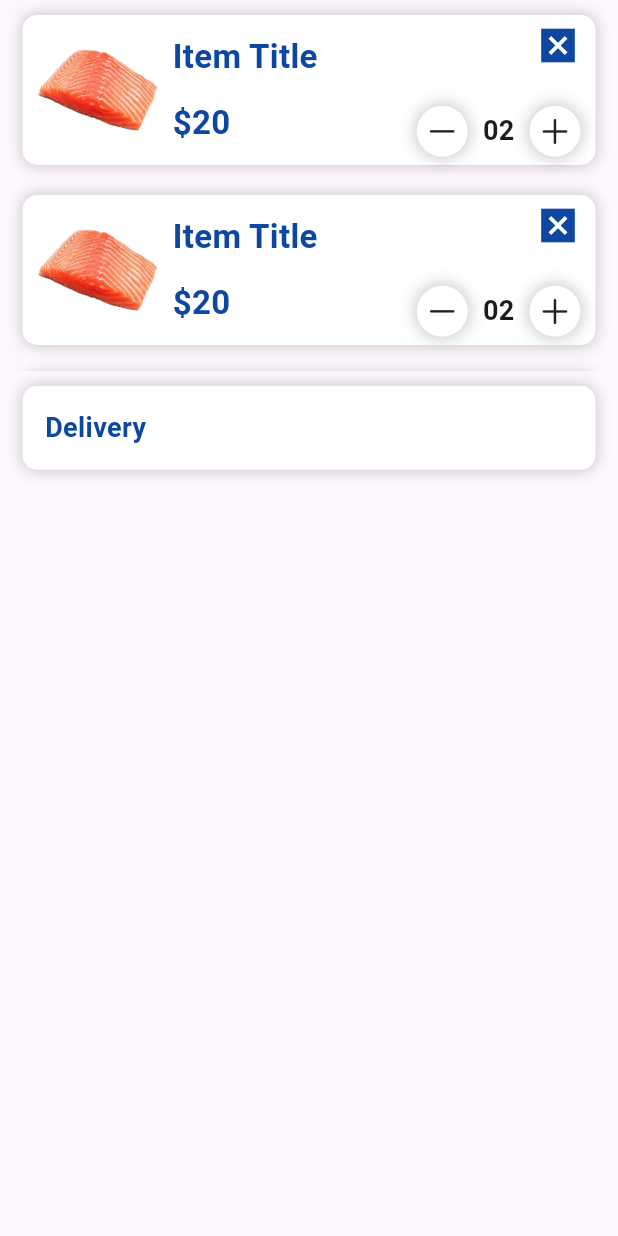
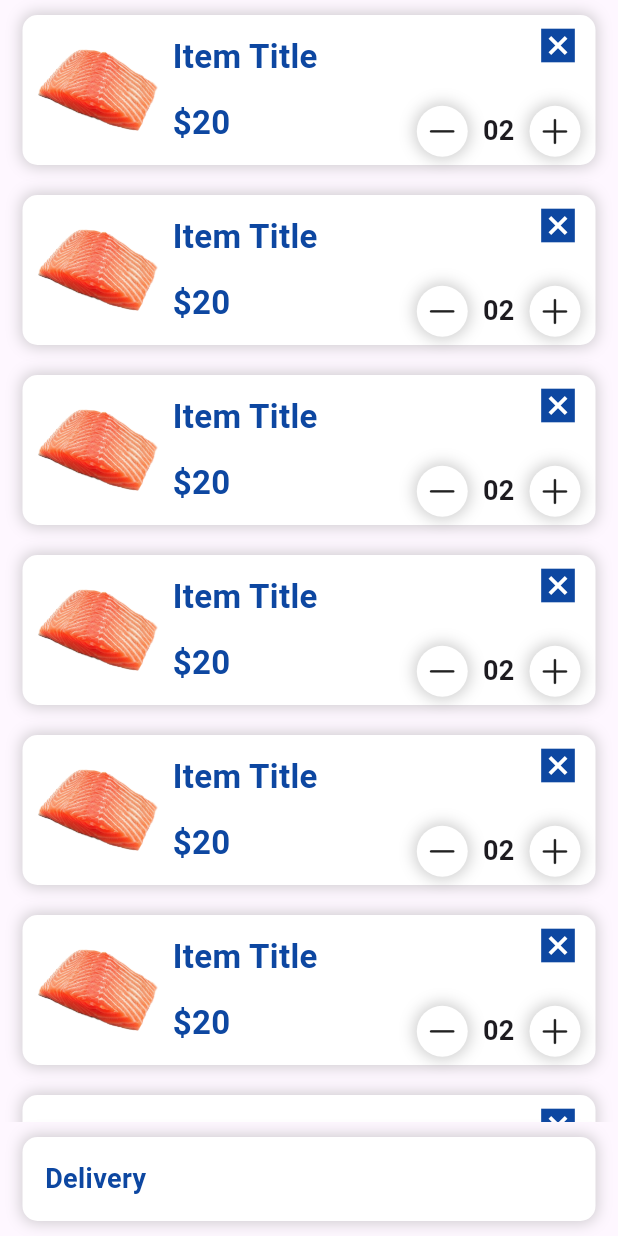
Before and after one commit to qotibaeiad/bring, a Flutter app: the BottomCartSheet widget shown alone on an empty page, opened directly, on a phone screen of 412 x 824 dp. Run offline on Flutter 3.47's test engine with Material 3 defaults, Android fonts, the light colour scheme and no system bars; our stand-ins replace socket_io_client; missing offline and left inert: side_sheet, side_sheet_material3; accounts and stored records are empty; network calls fail.

Commit message:
final side sheet fix

```diff
--- a/lib/widget/BottomBar.dart
+++ b/lib/widget/BottomBar.dart
@@ -1,4 +1,3 @@
-import 'package:flutter/cupertino.dart';
 import 'package:flutter/material.dart';
 
 class BottomBar extends StatelessWidget {
--- a/lib/widget/BottomCartSheet.dart
+++ b/lib/widget/BottomCartSheet.dart
@@ -2,35 +2,19 @@ import 'package:flutter/cupertino.dart';
 import 'package:flutter/material.dart';
 
 class BottomCartSheet extends StatelessWidget {
-  const BottomCartSheet({super.key});
+  const BottomCartSheet({Key? key});
 
   @override
   Widget build(BuildContext context) {
     return Column(
       children: [
-        Container(
-          decoration: BoxDecoration(
-            color: Colors
-                .transparent, // Set this to transparent to see the circular background
-            borderRadius: BorderRadius.only(
-              topLeft: Radius.circular(20.0), // Adjust the radius as needed
-              topRight: Radius.circular(20.0), // Adjust the radius as needed
-            ),
-          ),
-          //padding: EdgeInsets.only(top: 20, bottom: 20),
-          //height: 338,
-          child: Column(
-            //mainAxisAlignment: MainAxisAlignment.start,
-            children: [
-              Container(
-                height: MediaQuery.of(context).size.height * 0.3,
+        Expanded(
           child: SingleChildScrollView(
             child: Column(
               children: [
                 for (int i = 0; i < 8; i++)
                   Container(
-                          margin: EdgeInsets.symmetric(
-                              vertical: 10, horizontal: 15),
+                    margin: EdgeInsets.symmetric(vertical: 10, horizontal: 15),
                     decoration: BoxDecoration(
                       borderRadius: BorderRadius.circular(10),
                       color: Colors.white,
@@ -40,7 +24,8 @@ class BottomCartSheet extends StatelessWidget {
                           spreadRadius: 1,
                           blurRadius: 8,
                         ),
-                              ]),
+                      ],
+                    ),
                     child: Row(
                       children: [
                         Padding(
@@ -61,7 +46,8 @@ class BottomCartSheet extends StatelessWidget {
                                 style: TextStyle(
                                   color: Colors.blue[900],
                                   fontSize: 22,
-                                          fontWeight: FontWeight.bold),
+                                  fontWeight: FontWeight.bold,
+                                ),
                               ),
                             ),
                             Container(
@@ -71,7 +57,8 @@ class BottomCartSheet extends StatelessWidget {
                                 style: TextStyle(
                                   color: Colors.blue[900],
                                   fontSize: 22,
-                                          fontWeight: FontWeight.bold),
+                                  fontWeight: FontWeight.bold,
+                                ),
                               ),
                             ),
                           ],
@@ -98,12 +85,10 @@ class BottomCartSheet extends StatelessWidget {
                                     padding: EdgeInsets.all(5),
                                     decoration: BoxDecoration(
                                       color: Colors.white,
-                                            borderRadius:
-                                                BorderRadius.circular(20),
+                                      borderRadius: BorderRadius.circular(20),
                                       boxShadow: [
                                         BoxShadow(
-                                                color: Colors.grey
-                                                    .withOpacity(0.5),
+                                          color: Colors.grey.withOpacity(0.5),
                                           spreadRadius: 2,
                                           blurRadius: 8,
                                         ),
@@ -114,8 +99,8 @@ class BottomCartSheet extends StatelessWidget {
                                     ),
                                   ),
                                   Container(
-                                          margin: EdgeInsets.symmetric(
-                                              horizontal: 10),
+                                    margin:
+                                        EdgeInsets.symmetric(horizontal: 10),
                                     child: Text(
                                       '02',
                                       style: TextStyle(
@@ -128,12 +113,10 @@ class BottomCartSheet extends StatelessWidget {
                                     padding: EdgeInsets.all(5),
                                     decoration: BoxDecoration(
                                       color: Colors.white,
-                                            borderRadius:
-                                                BorderRadius.circular(20),
+                                      borderRadius: BorderRadius.circular(20),
                                       boxShadow: [
                                         BoxShadow(
-                                                color: Colors.grey
-                                                    .withOpacity(0.5),
+                                          color: Colors.grey.withOpacity(0.5),
                                           spreadRadius: 2,
                                           blurRadius: 8,
                                         ),
@@ -142,7 +125,7 @@ class BottomCartSheet extends StatelessWidget {
                                     child: Icon(
                                       CupertinoIcons.plus,
                                     ),
-                                        )
+                                  ),
                                 ],
                               )
                             ],
@@ -151,15 +134,11 @@ class BottomCartSheet extends StatelessWidget {
                       ],
                     ),
                   ),
-                      ///////////////////////
+                // Additional Widgets can be added here
               ],
             ),
           ),
         ),
-
-              /////////////////////
-              ///
-              ///
         Container(
           margin: EdgeInsets.symmetric(vertical: 10, horizontal: 15),
           padding: EdgeInsets.all(15),
@@ -172,7 +151,8 @@ class BottomCartSheet extends StatelessWidget {
                 spreadRadius: 1,
                 blurRadius: 8,
               ),
-                    ]),
+            ],
+          ),
           child: Column(
             children: [
               Row(
@@ -191,9 +171,6 @@ class BottomCartSheet extends StatelessWidget {
           ),
         ),
       ],
-          ),
-        ),
-      ],
     );
   }
 }
--- a/pubspec.yaml
+++ b/pubspec.yaml
@@ -37,7 +37,9 @@ dependencies:
   cupertino_icons: ^1.0.2
   socket_io_client: ^2.0.3+1
   badges: ^3.1.2
-  bottom_bar_with_sheet: ^2.4.0
+  side_sheet_material3: ^0.0.2
+  side_sheet: ^1.0.4
+
 
 
 dev_dependencies:
```
Also changed, not shown: lib/screen/splashscreen.dart (+130 -100 lines), pubspec.lock. Lines whose indentation alone changed are shown as unchanged.
